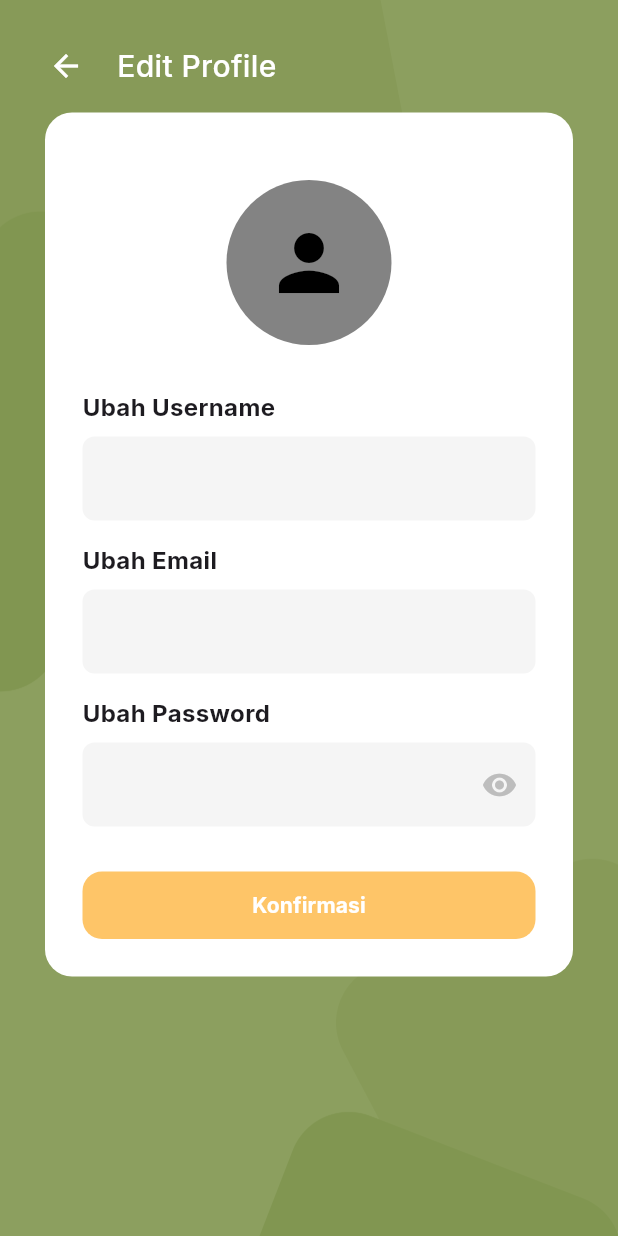
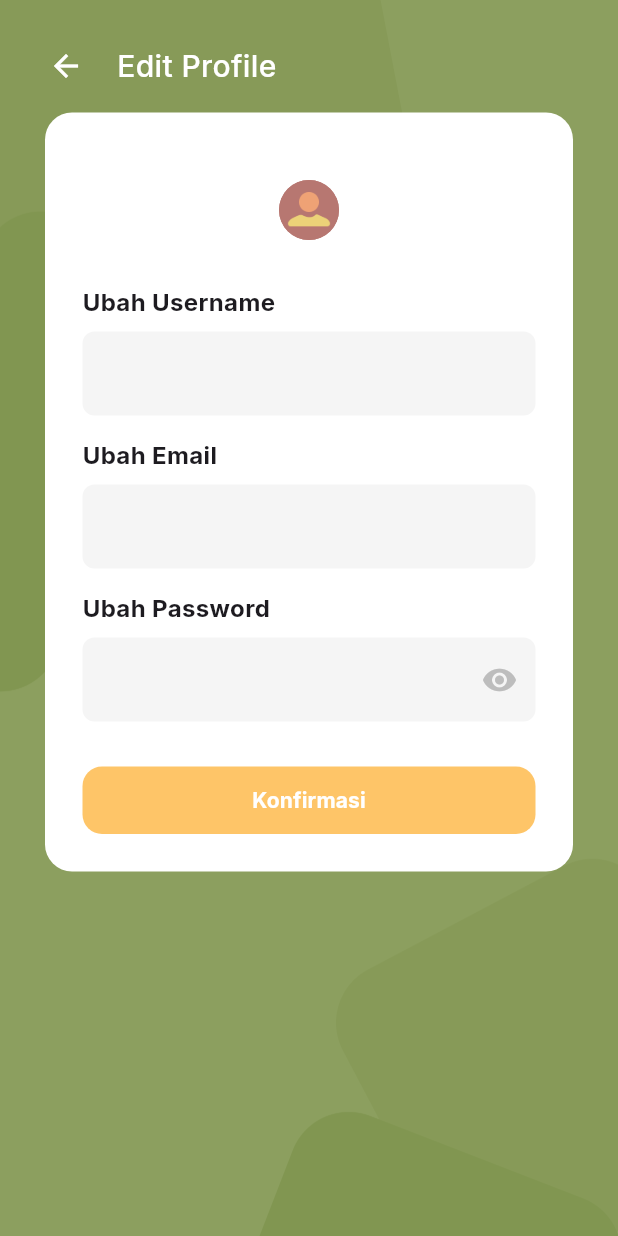
Before and after one commit to ardifx01/notehub, a Flutter app: the EditPage screen opened directly, on a phone screen of 412 x 824 dp. Run offline on Flutter 3.47's test engine with Material 3 defaults, Android fonts, the phone set to English and light mode, and no system bars; our stand-ins replace flutter_heatmap_calendar, get, google_fonts, image_picker, loading_animation_widget, permission_handler and 1 more; accounts and stored records are empty.

Commit message:
Profile picture (pop up belum work)

```diff
--- a/lib/features/auth/domain/auth_repository.dart
+++ b/lib/features/auth/domain/auth_repository.dart
@@ -14,5 +14,9 @@ abstract class AuthRepository {
   Future<UserModel?> getCurrentUser();
 
   /// Update user
-  Future<void> editUser(int userId, String nama, String email, String foto, String? password);
+  Future<void> editUser(
+      int userId, String nama, String email, String? foto, String? password);
+
+  /// Upload foto ke Cloudinary, balikin URL foto
+  Future<String> uploadFotoKeCloudinary(String pathFile);
 }
--- a/lib/features/auth/models/user_model.dart
+++ b/lib/features/auth/models/user_model.dart
@@ -2,7 +2,7 @@ class UserModel {
   final int id;
   final String nama;
   final String email;
-  final String foto;
+  final String? foto;
   final DateTime createdAt;
 
   UserModel({
--- a/lib/features/auth/presentation/pages/login_page.dart
+++ b/lib/features/auth/presentation/pages/login_page.dart
@@ -115,6 +115,7 @@ class LoginPage extends StatelessWidget {
                                     ? AppColors.disabledTextColor
                                     : AppColors.buttonColor3,
                                 onPressed: () async {
+                                  // Validasi input
                                   if (controller.emailController.text.isEmpty ||
                                       controller
                                           .passwordController.text.isEmpty) {
@@ -127,10 +128,15 @@ class LoginPage extends StatelessWidget {
                                     return;
                                   } else {
                                     try {
+                                      // Memulai proses login
                                       await authController.login(
                                         controller.emailController.text,
                                         controller.passwordController.text,
                                       );
+                                      // Membersihkan controller
+                                      controller.emailController.clear();
+                                      controller.passwordController.clear();
+                                      // Navigasi ke halaman home
                                       Get.off(() => HomePage());
                                     } catch (e) {
                                       Get.snackbar(
--- a/lib/features/home/presentation/home_page.dart
+++ b/lib/features/home/presentation/home_page.dart
@@ -33,8 +33,8 @@ class HomePage extends StatelessWidget {
                             radius: 20,
                             backgroundColor: AppColors.buttonColor2,
                             backgroundImage: authController.user.value?.foto !=
-                                    ''
-                                ? NetworkImage(authController.user.value!.foto)
+                                        ''
+                                ? NetworkImage(authController.user.value!.foto!)
                                 : AssetImage(
                                     'assets/images/default_avatar.png'),
                           ),
@@ -71,7 +71,7 @@ class HomePage extends StatelessWidget {
                   children: [
                     const SizedBox(height: 20),
                     const Text(
-                      "Ide hebat apa yang ingin kamu\ntulis hari ini?",
+                      "Ide hebat apa yang ingin kamu tulis hari ini?",
                       textAlign: TextAlign.center,
                       style: TextStyle(
                         fontSize: 20,
--- a/lib/features/profile/presentation/controllers/edit_controller.dart
+++ b/lib/features/profile/presentation/controllers/edit_controller.dart
@@ -12,6 +12,12 @@ class EditController extends GetxController {
     obscurePassword.value = !obscurePassword.value;
   }
 
+  void clearControllers() {
+    usernameController.clear();
+    emailController.clear();
+    passwordController.clear();
+  }
+
   @override
   void onClose() {
     usernameController.dispose();
--- a/lib/features/profile/presentation/pages/edit_page.dart
+++ b/lib/features/profile/presentation/pages/edit_page.dart
@@ -1,3 +1,5 @@
+import 'dart:io';
+
 import 'package:flutter/material.dart';
 import 'package:get/get.dart';
 import 'package:notehub/core/const/colors.dart';
@@ -43,6 +45,8 @@ class EditPage extends StatelessWidget {
               ],
             ),
           ),
+
+          // -------- container putih + konten utama scrollable
           Padding(
             padding: EdgeInsets.only(left: 30, right: 30, top: 75, bottom: 50),
             child: Container(
@@ -51,37 +55,59 @@ class EditPage extends StatelessWidget {
                 color: AppColors.surfaceColor,
                 borderRadius: BorderRadius.circular(18),
               ),
+              // konten utama scrollable
               child: SingleChildScrollView(
                 child: Column(
                   crossAxisAlignment: CrossAxisAlignment.start,
                   children: [
                     SizedBox(height: 20),
-                    Row(
-                      mainAxisAlignment: MainAxisAlignment.center,
-                      children: [
-                        CircleAvatar(
-                          radius: 55,
-                          backgroundColor: AppColors.disabledTextColor,
-                          child: Icon(
-                            Icons.person,
-                            size: 60,
-                            color: Colors.black,
-                          ),
-                        ),
-                      ],
-                    ),
+                    Row(mainAxisAlignment: MainAxisAlignment.center, children: [
+                      GestureDetector(
+                        onTap: () {
+                          authController.pilihFotoPreview();
+                        },
+                        child: Obx(() {
+                          String? fotoPreview =
+                              authController.fotoBaruPath.value;
+                          String? fotoUser = authController.user.value?.foto;
+
+                          ImageProvider avatarImage;
+
+                          if (fotoPreview != null) {
+                            // pakai foto preview lokal
+                            avatarImage = FileImage(File(fotoPreview));
+                          } else if (fotoUser != null && fotoUser.isNotEmpty) {
+                            // pakai foto dari server
+                            avatarImage = NetworkImage(fotoUser);
+                          } else {
+                            // pakai default
+                            avatarImage =
+                                AssetImage('assets/images/default_avatar.png');
+                          }
+
+                          return CircleAvatar(
+                            radius: 20,
+                            backgroundColor: AppColors.buttonColor2,
+                            backgroundImage: avatarImage,
+                          );
+                        }),
+                      ),
+                    ]),
                     SizedBox(height: 30),
+
+                    // Textfield untuk username, email, password
                     Text('Ubah Username',
-                        style:
-                            TextStyle(fontSize: 16, fontWeight: FontWeight.bold)),
+                        style: TextStyle(
+                            fontSize: 16, fontWeight: FontWeight.bold)),
                     SizedBox(height: 8),
                     customTextfield(
-                        hintText: authController.user.value?.nama ?? 'Nama Kamu',
+                        hintText:
+                            authController.user.value?.nama ?? 'Nama Kamu',
                         controller: controller.usernameController),
                     SizedBox(height: 15),
                     Text('Ubah Email',
-                        style:
-                            TextStyle(fontSize: 16, fontWeight: FontWeight.bold)),
+                        style: TextStyle(
+                            fontSize: 16, fontWeight: FontWeight.bold)),
                     SizedBox(height: 8),
                     customTextfield(
                         hintText:
@@ -89,8 +115,8 @@ class EditPage extends StatelessWidget {
                         controller: controller.emailController),
                     SizedBox(height: 15),
                     Text('Ubah Password',
-                        style:
-                            TextStyle(fontSize: 16, fontWeight: FontWeight.bold)),
+                        style: TextStyle(
+                            fontSize: 16, fontWeight: FontWeight.bold)),
                     SizedBox(height: 8),
                     Obx(
                       () => customTextfield(
@@ -116,11 +142,12 @@ class EditPage extends StatelessWidget {
                           middleText:
                               "Apakah kamu yakin ingin menyimpan perubahan ini?",
                           onConfirm: () async {
-
-                            // Melakukan update profil
                             try {
+                              // Melakukan update profil
                               await authController.editUser(
-                                controller.usernameController.text.trim().isEmpty
+                                controller.usernameController.text
+                                        .trim()
+                                        .isEmpty
                                     ? authController.user.value?.nama ??
                                         'Nama Error'
                                     : controller.usernameController.text.trim(),
@@ -128,13 +155,17 @@ class EditPage extends StatelessWidget {
                                     ? authController.user.value?.email ??
                                         'Email Error'
                                     : controller.emailController.text.trim(),
-                                '',
-                                controller.passwordController.text.trim().isEmpty
+                                controller.passwordController.text
+                                        .trim()
+                                        .isEmpty
                                     ? null
                                     : controller.passwordController.text.trim(),
                               );
-                              Get.back(); // tutup dialog
-                              Get.back(); // kembali ke halaman profil
+                              // Membersihkan controller
+                              controller.clearControllers();
+                              // Navigasi kembali ke halaman profil
+                              Get.back();
+                              Get.back();
                               Get.snackbar(
                                 'Sukses',
                                 'Profil berhasil diperbarui',
--- a/pubspec.yaml
+++ b/pubspec.yaml
@@ -43,6 +43,7 @@ dependencies:
   shared_preferences: ^2.5.3
   intl: ^0.20.2
   image_picker: ^1.2.0
+  permission_handler: ^12.0.1
 
 dev_dependencies:
   flutter_test:
```
Also changed, not shown: lib/features/auth/data/auth_remotedatasource.dart (+36 -21 lines), lib/features/auth/data/auth_repo_impl.dart (+14 -9 lines), lib/features/auth/presentation/controllers/auth_controller.dart (+61 -13 lines), lib/features/profile/presentation/pages/profile_page.dart (+21 -5 lines), pubspec.lock, 4 other files.
